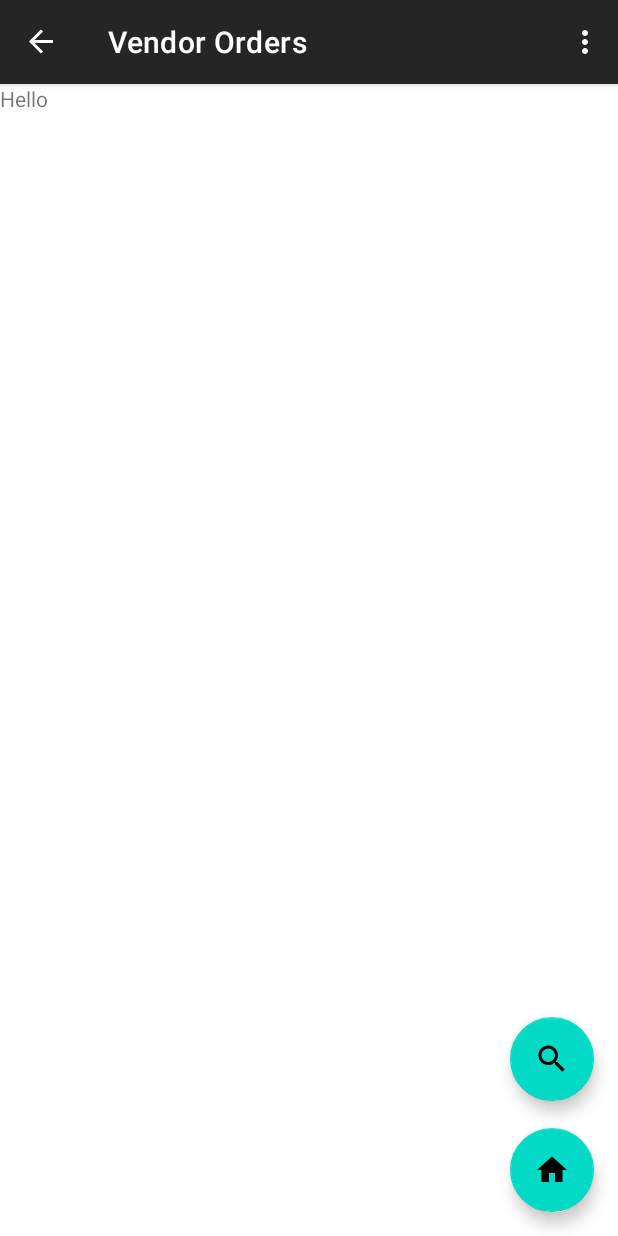
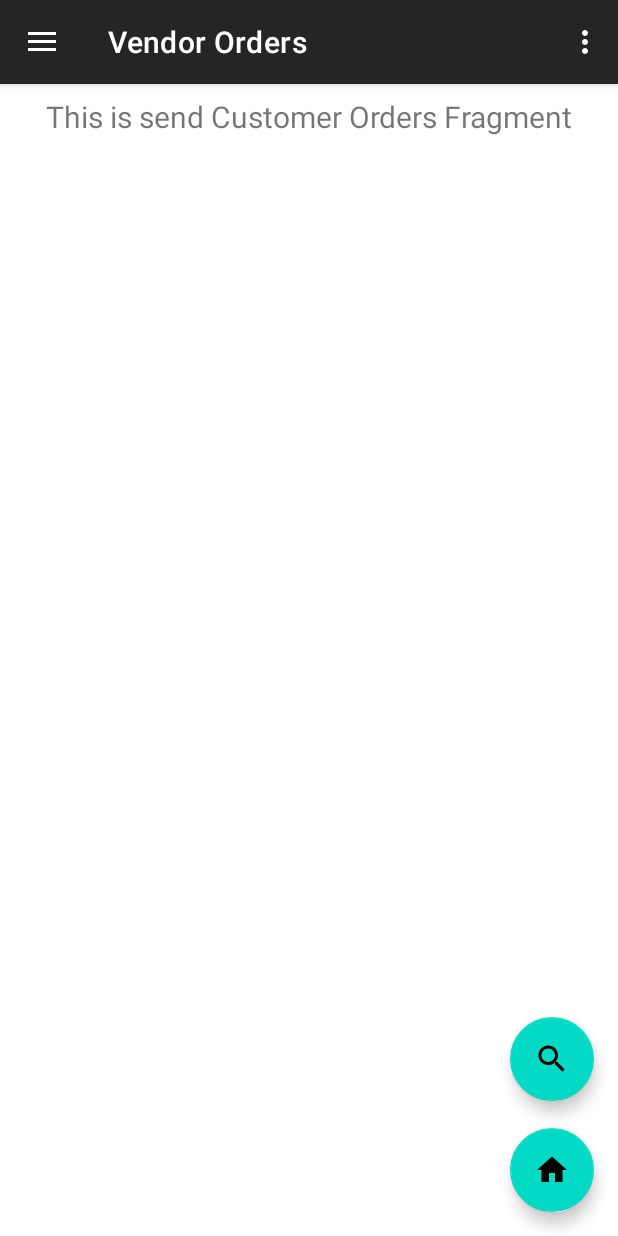
Before and after one commit to teraSurfer/go-ship-smartphone, an Android app: the screen it shows after launch (MainActivity), in the side drawer, after a tap on "Vendor Orders", on a phone screen of 412 x 824 dp. Run offline under Robolectric (Android 15) with nearby library versions, the phone set to English and light mode, and no system bars; our stand-ins replace data binding, navigation-ui.

Commit message:
fragments customer added

```diff
--- a/app/src/main/java/com/gocloud/goshipapp/MainActivity.kt
+++ b/app/src/main/java/com/gocloud/goshipapp/MainActivity.kt
@@ -37,7 +37,8 @@ class MainActivity : AppCompatActivity() {
         appBarConfiguration = AppBarConfiguration(
             setOf(
                 R.id.nav_home, R.id.nav_estimate, R.id.nav_shippingprices,
-                R.id.nav_tools, R.id.nav_chatbot, R.id.nav_send
+                R.id.nav_tools, R.id.nav_chatbot, R.id.nav_send, R.id.nav_orderscustomer,
+                R.id.nav_ordersvendor
             ), drawerLayout
         )
         setupActionBarWithNavController(navController, appBarConfiguration)
--- a/app/src/main/java/com/gocloud/goshipapp/ui/ordersvendor/OrdersVendorFragment.kt
+++ b/app/src/main/java/com/gocloud/goshipapp/ui/ordersvendor/OrdersVendorFragment.kt
@@ -1,32 +1,49 @@
 package com.gocloud.goshipapp.ui.ordersvendor
 
-import androidx.lifecycle.ViewModelProviders
 import android.os.Bundle
 import androidx.fragment.app.Fragment
 import android.view.LayoutInflater
 import android.view.View
 import android.view.ViewGroup
+import androidx.databinding.DataBindingUtil
+import androidx.lifecycle.Observer
+import androidx.lifecycle.ViewModelProvider
+import com.gocloud.goshipapp.R
+import com.gocloud.goshipapp.databinding.FragmentOrdersVendorBinding
 
-import com.gocloud.goshipapp.R
 
 class OrdersVendorFragment : Fragment() {
 
-    companion object {
-        fun newInstance() = OrdersVendorFragment()
-    }
+    //companion object {
+    //    fun newInstance() = OrdersVendorFragment()
+    //}
 
-    private lateinit var viewModel: OrdersVendorViewModel
+    private lateinit var ordersVendorViewModel: OrdersVendorViewModel
+    private lateinit var binding: FragmentOrdersVendorBinding
 
     override fun onCreateView(
         inflater: LayoutInflater, container: ViewGroup?,
         savedInstanceState: Bundle?
     ): View? {
-        return inflater.inflate(R.layout.fragment_orders_vendor, container, false)
+        //return inflater.inflate(R.layout.fragment_orders_vendor, container, false)
+        ordersVendorViewModel =
+            ViewModelProvider(this).get(OrdersVendorViewModel::class.java)
+
+        binding = DataBindingUtil.inflate<FragmentOrdersVendorBinding>(inflater,
+            R.layout.fragment_orders_vendor, container, false)
+
+        ordersVendorViewModel.text.observe(viewLifecycleOwner, Observer {
+            binding.textVendorsorders.text = it
+        })
+
+
+        return  binding.root
+
     }
 
     override fun onActivityCreated(savedInstanceState: Bundle?) {
         super.onActivityCreated(savedInstanceState)
-        viewModel = ViewModelProviders.of(this).get(OrdersVendorViewModel::class.java)
+        //ordersVendorViewModel = ViewModelProvider(this).get(OrdersVendorViewModel::class.java)
         // TODO: Use the ViewModel
     }
 
--- a/app/src/main/java/com/gocloud/goshipapp/ui/ordersvendor/OrdersVendorViewModel.kt
+++ b/app/src/main/java/com/gocloud/goshipapp/ui/ordersvendor/OrdersVendorViewModel.kt
@@ -1,7 +1,15 @@
 package com.gocloud.goshipapp.ui.ordersvendor
 
+import androidx.lifecycle.LiveData
+import androidx.lifecycle.MutableLiveData
 import androidx.lifecycle.ViewModel
 
 class OrdersVendorViewModel : ViewModel() {
     // TODO: Implement the ViewModel
+
+    private val _text = MutableLiveData<String>().apply {
+        value = "This is send Customer Orders Fragment"
+    }
+    val text: LiveData<String> = _text
+
 }
--- a/app/src/main/res/layout/content_main.xml
+++ b/app/src/main/res/layout/content_main.xml
@@ -8,6 +8,7 @@
     tools:showIn="@layout/app_bar_main">
 
 
+<!--    <fragment-->
     <fragment
         android:id="@+id/nav_host_fragment"
         android:name="androidx.navigation.fragment.NavHostFragment"
--- a/app/src/main/res/layout/fragment_orders_vendor.xml
+++ b/app/src/main/res/layout/fragment_orders_vendor.xml
@@ -1,13 +1,24 @@
 <?xml version="1.0" encoding="utf-8"?>
-<FrameLayout xmlns:android="http://schemas.android.com/apk/res/android"
-    xmlns:tools="http://schemas.android.com/tools"
-    android:layout_width="match_parent"
-    android:layout_height="match_parent"
-    tools:context=".ui.ordersvendor.OrdersVendorFragment">
+
+<layout>
+    <androidx.constraintlayout.widget.ConstraintLayout xmlns:android="http://schemas.android.com/apk/res/android"
+        xmlns:app="http://schemas.android.com/apk/res-auto"
+        android:layout_width="match_parent"
+        android:layout_height="match_parent">
 
     <TextView
+        android:id="@+id/text_vendorsorders"
         android:layout_width="match_parent"
-        android:layout_height="match_parent"
-        android:text="Hello" />
+        android:layout_height="wrap_content"
+        android:layout_marginStart="8dp"
+        android:layout_marginTop="8dp"
+        android:layout_marginEnd="8dp"
+        android:textAlignment="center"
+        android:textSize="20sp"
+        app:layout_constraintEnd_toEndOf="parent"
+        app:layout_constraintStart_toStartOf="parent"
+        app:layout_constraintTop_toTopOf="parent" />
 
-</FrameLayout>
+    </androidx.constraintlayout.widget.ConstraintLayout>
+
+</layout>
--- a/app/src/main/res/menu/activity_main_drawer.xml
+++ b/app/src/main/res/menu/activity_main_drawer.xml
@@ -30,7 +30,7 @@
             android:title="@string/menu_tools" />
     </group>
 
-    <item android:title="Communicate">
+    <item android:title="@string/menu_communicate">
         <menu>
             <item
                 android:id="@+id/nav_chatbot"
--- a/app/src/main/res/values/strings.xml
+++ b/app/src/main/res/values/strings.xml
@@ -12,6 +12,7 @@
     <string name="menu_estimate">Estimate</string>
     <string name="menu_shippingprices">Shipping Prices</string>
     <string name="menu_tools">Tools</string>
+    <string name="menu_communicate">Communicate</string>
     <string name="menu_chatbot">Chatbot</string>
     <string name="menu_send">Send</string>
     <string name="menu_orders_customer">Customer Orders</string>
```
Also changed, not shown: app/src/main/java/com/gocloud/goshipapp/ui/orderscustomer/OrdersCustomerFragment.kt (+26 -34 lines), app/src/main/res/layout/fragment_orders_customer.xml (+44 -25 lines).
